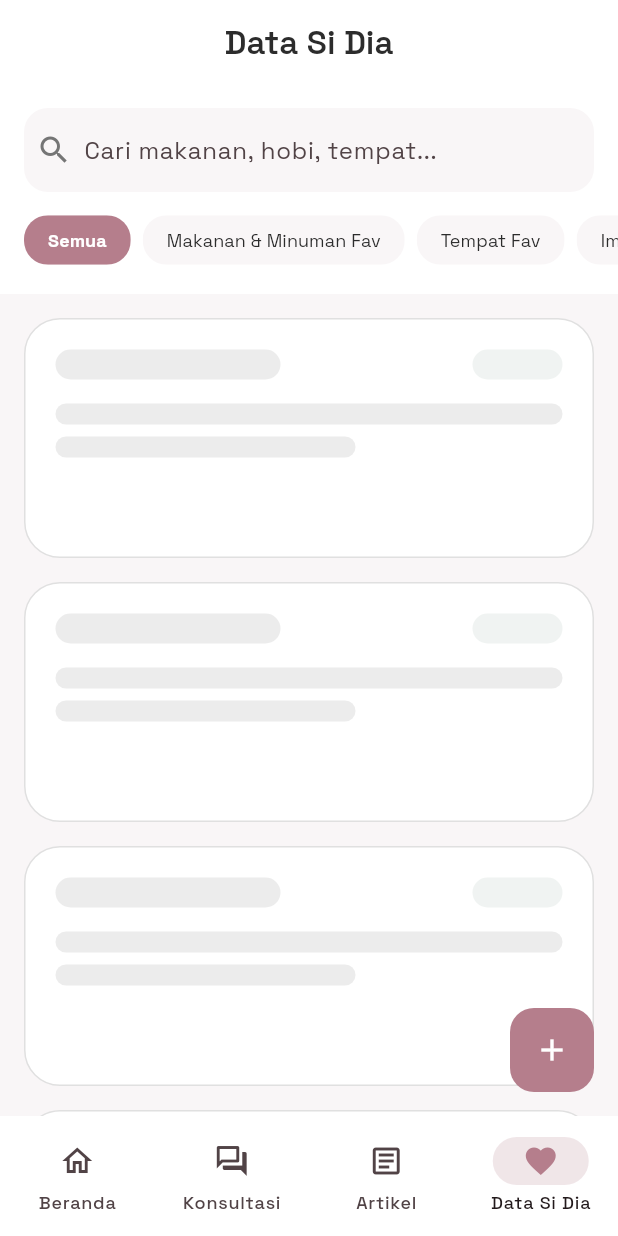
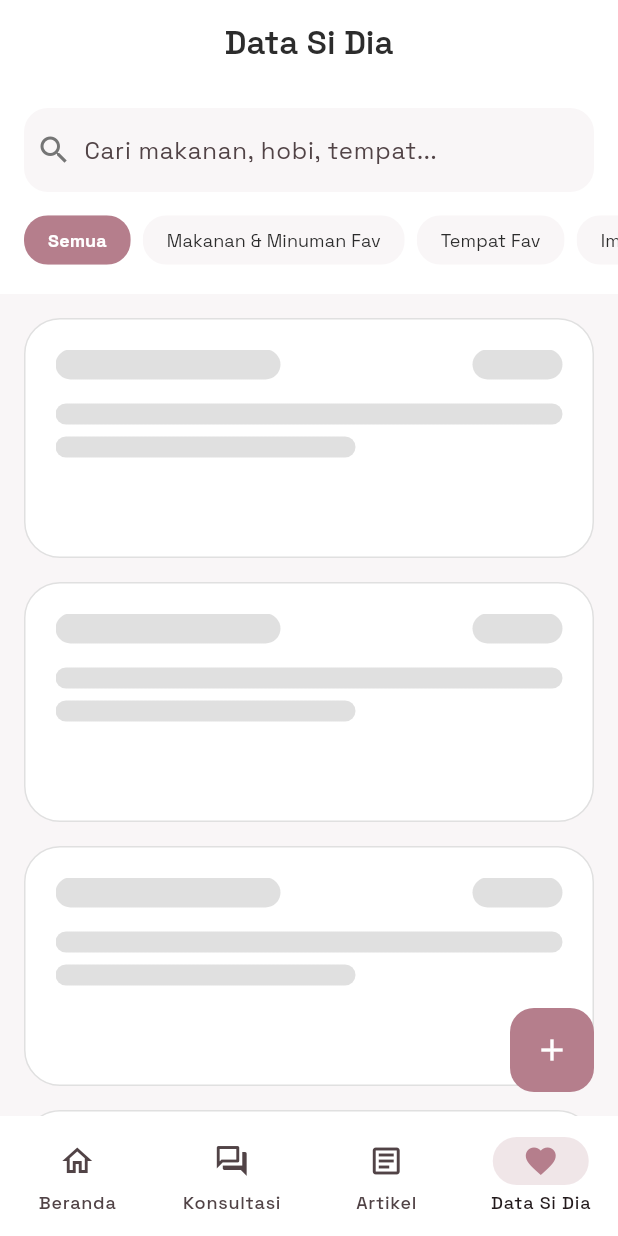
Before and after one commit to windu14/dita_care, a Flutter app: the screen it shows after launch, item 4 of the bottom bar chosen, on a phone screen of 412 x 824 dp. Run offline on Flutter 3.47's test engine with Material 3 defaults, Android fonts, the phone set to English and light mode, and no system bars; drawn by our look-alikes of shimmer; our stand-ins replace flutter_dotenv, flutter_markdown, flutter_riverpod, go_router, google_fonts, supabase_flutter; accounts and stored records are empty.

Commit message:
Minor update v1

```diff
--- a/lib/features/data_cewe/presentation/data_cewe_screen.dart
+++ b/lib/features/data_cewe/presentation/data_cewe_screen.dart
@@ -2,6 +2,7 @@ import 'dart:async';
 import 'package:flutter/material.dart';
 import 'package:flutter_riverpod/flutter_riverpod.dart';
 import 'package:go_router/go_router.dart';
+import 'package:shimmer/shimmer.dart';
 import '../../../core/theme/app_theme.dart';
 import 'data_cewe_provider.dart';
 
@@ -216,6 +217,9 @@ class _DataCeweScreenState extends ConsumerState<DataCeweScreen> {
             border: Border.all(color: const Color(0xFFE0E0E0)),
           ),
           padding: const EdgeInsets.all(20),
+          child: Shimmer.fromColors(
+            baseColor: Colors.grey[300]!,
+            highlightColor: Colors.grey[100]!,
             child: Column(
               crossAxisAlignment: CrossAxisAlignment.start,
               children: [
@@ -226,7 +230,7 @@ class _DataCeweScreenState extends ConsumerState<DataCeweScreen> {
                       width: 150,
                       height: 20,
                       decoration: BoxDecoration(
-                      color: Colors.grey.withAlpha(50),
+                        color: Colors.white,
                         borderRadius: BorderRadius.circular(10),
                       ),
                     ),
@@ -234,7 +238,7 @@ class _DataCeweScreenState extends ConsumerState<DataCeweScreen> {
                       width: 60,
                       height: 20,
                       decoration: BoxDecoration(
-                      color: AppTheme.darkPastelGreen.withAlpha(30),
+                        color: Colors.white,
                         borderRadius: BorderRadius.circular(10),
                       ),
                     ),
@@ -245,7 +249,7 @@ class _DataCeweScreenState extends ConsumerState<DataCeweScreen> {
                   width: double.infinity,
                   height: 14,
                   decoration: BoxDecoration(
-                  color: Colors.grey.withAlpha(50),
+                    color: Colors.white,
                     borderRadius: BorderRadius.circular(7),
                   ),
                 ),
@@ -254,11 +258,12 @@ class _DataCeweScreenState extends ConsumerState<DataCeweScreen> {
                   width: 200,
                   height: 14,
                   decoration: BoxDecoration(
-                  color: Colors.grey.withAlpha(50),
+                    color: Colors.white,
                     borderRadius: BorderRadius.circular(7),
                   ),
                 ),
               ],
+            ),
           ),
         );
       },
--- a/lib/main.dart
+++ b/lib/main.dart
@@ -13,8 +13,8 @@ void main() async {
   // Edge-to-Edge System UI
   SystemChrome.setSystemUIOverlayStyle(
     const SystemUiOverlayStyle(
-      systemNavigationBarColor: Colors.transparent,
-      systemNavigationBarDividerColor: Colors.transparent,
+      systemNavigationBarColor: Colors.white,
+      systemNavigationBarDividerColor: Colors.white,
       systemNavigationBarContrastEnforced: false,
       systemNavigationBarIconBrightness: Brightness.dark,
       statusBarColor: Colors.transparent,
--- a/pubspec.yaml
+++ b/pubspec.yaml
@@ -44,6 +44,7 @@ dependencies:
   uuid: ^4.5.3
   intl: ^0.20.2
   flutter_markdown: ^0.7.7+1
+  shimmer: ^3.0.0
 
 dev_dependencies:
   flutter_test:
```
Also changed, not shown: lib/features/articles/presentation/articles_screen.dart (+10 -5 lines), assets/images/hero_illustration.png, pubspec.lock, 6 other files. Lines whose indentation alone changed are shown as unchanged.
